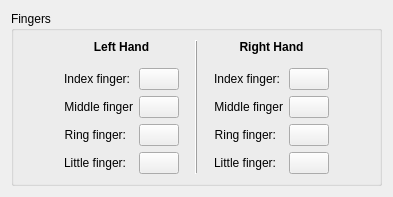
Qt form src/ui/colorsconfigwidget.ui (KDE/ktouch) before a commit.
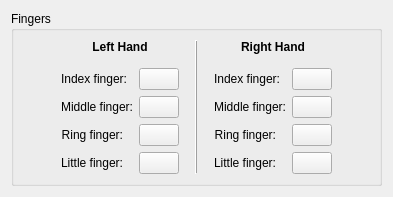
The same form after that commit. Custom widgets are drawn as their Qt base class.

What changed in the file:
```diff
--- a/src/ui/colorsconfigwidget.ui
+++ b/src/ui/colorsconfigwidget.ui
@@ -85,7 +85,7 @@
           <item row="1" column="0">
            <widget class="QLabel" name="fingerLabel2">
             <property name="text">
-             <string>Middle finger</string>
+             <string>Middle finger:</string>
             </property>
             <property name="alignment">
              <set>Qt::AlignRight|Qt::AlignTrailing|Qt::AlignVCenter</set>
@@ -231,7 +231,7 @@
           <item row="1" column="0">
            <widget class="QLabel" name="fingerLabel5">
             <property name="text">
-             <string>Middle finger</string>
+             <string>Middle finger:</string>
             </property>
             <property name="alignment">
              <set>Qt::AlignRight|Qt::AlignTrailing|Qt::AlignVCenter</set>
```
